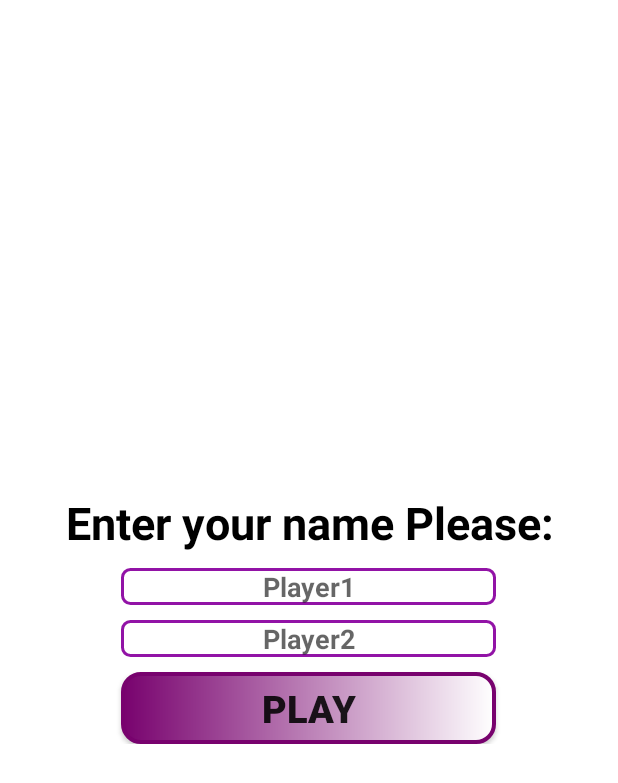
After one commit to NARI1108/TIC-TAC-TOE, an Android app: the layout player_name_dialog.xml on its own in the app's theme, with its tools: preview values and no code run, on a phone screen of 412 x 824 dp. The commit adds this screen. Shown: the top 783 px of the screen. Run offline under Robolectric (Android 15) with nearby library versions, the phone set to English and light mode, and no system bars.

Commit message:
Creating Activity player_name_dialog.xml which includes a title and two name boxes and a button to start the game.

```diff
--- /dev/null
+++ b/app/src/main/res/layout/player_name_dialog.xml
@@ -0,0 +1,66 @@
+<?xml version="1.0" encoding="utf-8"?>
+<RelativeLayout xmlns:android="http://schemas.android.com/apk/res/android"
+    android:layout_width="match_parent"
+    android:layout_height="match_parent"
+    android:layout_centerInParent="true"
+    android:visibility="visible"
+    android:id="@+id/player_name_layout_0">
+    <RelativeLayout
+        android:layout_width="match_parent"
+        android:layout_height="wrap_content"
+        android:layout_centerInParent="true"
+        android:id="@+id/player_name_layout_1"
+        android:padding="10dp">
+        <TextView
+            android:id="@+id/txt_title"
+            android:layout_width="wrap_content"
+            android:layout_height="wrap_content"
+            android:text="@string/enter_your_name_please"
+            android:textSize="30sp"
+            android:layout_centerHorizontal="true"
+            android:gravity="center"
+            android:textColor="@color/black"
+            android:textStyle="bold"
+            />
+        <EditText
+            android:id="@+id/edt_player1"
+            android:layout_width="250dp"
+            android:layout_height="wrap_content"
+            android:layout_below="@id/txt_title"
+            android:hint="@string/_player1"
+            android:gravity="center"
+            android:background="@drawable/style1"
+            android:layout_centerHorizontal="true"
+            android:textStyle="bold"
+            android:layout_marginTop="10dp"
+            android:textColor="#080808"/>
+        <EditText
+            android:id="@+id/edt_player2"
+            android:layout_width="250dp"
+            android:layout_height="wrap_content"
+            android:hint="@string/_player2"
+            android:textStyle="bold"
+            android:background="@drawable/style1"
+            android:layout_below="@id/edt_player1"
+            android:layout_centerHorizontal="true"
+            android:gravity="center"
+            android:layout_centerInParent="true"
+            android:layout_marginTop="10dp"
+            android:textColor="#080808"/>
+        <androidx.appcompat.widget.AppCompatButton
+            android:id="@+id/btn_play"
+            android:layout_width="250dp"
+            android:layout_height="wrap_content"
+            android:layout_below="@id/edt_player2"
+            android:layout_centerHorizontal="true"
+            android:layout_marginTop="10dp"
+            android:text="@string/play"
+            android:textStyle="bold"
+            android:gravity="center"
+            android:background="@drawable/buttonstyle"
+            android:onClick="restGame"
+            android:textSize="25sp"
+            />
+    </RelativeLayout>
+
+    </RelativeLayout>
--- a/app/src/main/res/values/strings.xml
+++ b/app/src/main/res/values/strings.xml
@@ -22,4 +22,8 @@
     <string name="_0">0</string>
     <string name="__0">0</string>
     <string name="player1">Player1</string>
+    <string name="enter_your_name_please">Enter your name Please:</string>
+    <string name="_player2">Player2</string>
+    <string name="_player1">Player1</string>
+    <string name="play">Play</string>
 </resources>
```
Also changed, not shown: app/src/main/java/com/example/tictactoe/double_Player.java (+17 -7 lines).
